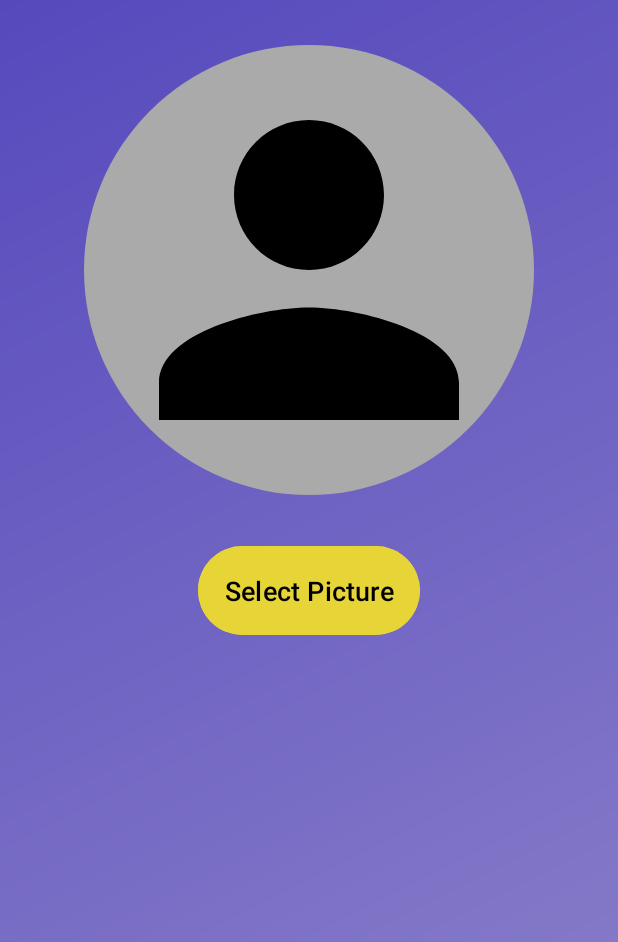
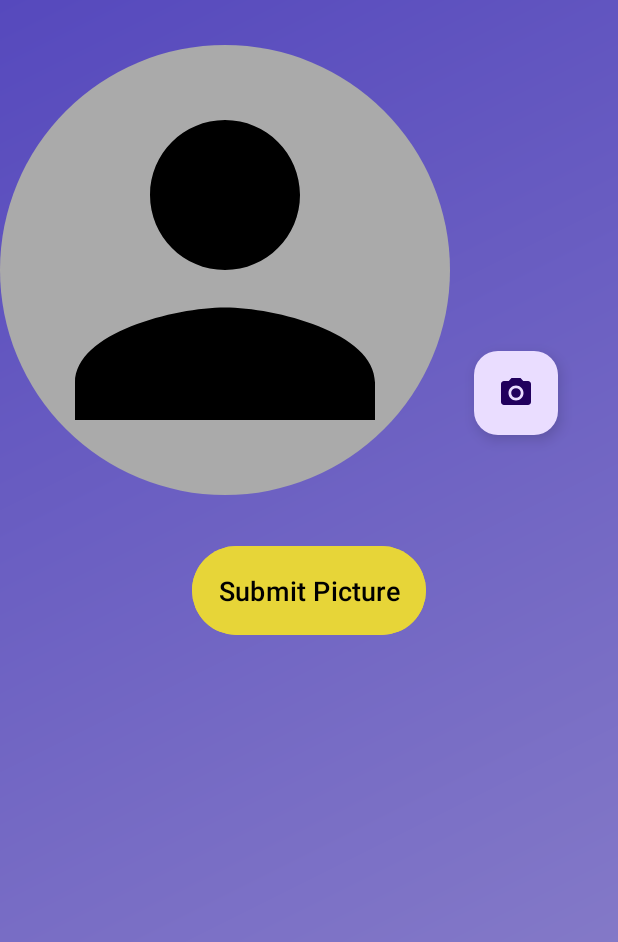
Before and after one commit to Zohaib-4/Android_Development, an Android app: the ActivityDP screen opened directly, with no data from a screen before it, on a phone screen of 412 x 824 dp. Shown: the top 942 px of the screen. Run offline under Robolectric (Android 15) with nearby library versions, the phone set to English and light mode, and no system bars.

Commit message:
Add camera icon and floating action button for profile picture selection. Updated "Select Picture" button to "Submit Picture" in the layout.

```diff
--- /dev/null
+++ b/CV_Builder/app/src/main/res/drawable/icon_camera.xml
@@ -0,0 +1,7 @@
+<vector xmlns:android="http://schemas.android.com/apk/res/android" android:height="24dp" android:tint="#000000" android:viewportHeight="24" android:viewportWidth="24" android:width="24dp">
+
+    <path android:fillColor="@android:color/white" android:pathData="M12,12m-3.2,0a3.2,3.2 0,1 1,6.4 0a3.2,3.2 0,1 1,-6.4 0"/>
+
+    <path android:fillColor="@android:color/white" android:pathData="M9,2L7.17,4L4,4c-1.1,0 -2,0.9 -2,2v12c0,1.1 0.9,2 2,2h16c1.1,0 2,-0.9 2,-2L22,6c0,-1.1 -0.9,-2 -2,-2h-3.17L15,2L9,2zM12,17c-2.76,0 -5,-2.24 -5,-5s2.24,-5 5,-5 5,2.24 5,5 -2.24,5 -5,5z"/>
+
+</vector>
--- a/CV_Builder/app/src/main/res/layout/activity_dp.xml
+++ b/CV_Builder/app/src/main/res/layout/activity_dp.xml
@@ -11,6 +11,11 @@
     tools:context=".ActivityDP">
 
     <!-- Circular ImageView for Profile Picture -->
+    <RelativeLayout
+        android:layout_width="match_parent"
+        android:layout_height="wrap_content"
+        android:gravity="center">
+
     <ImageView
         android:id="@+id/ivProfilePicture"
         android:layout_width="300dp"
@@ -21,6 +26,18 @@
         android:layout_marginBottom="30dp"
         android:layout_gravity="center"
         />
+
+        <com.google.android.material.floatingactionbutton.FloatingActionButton
+            android:layout_width="wrap_content"
+            android:layout_height="wrap_content"
+            android:layout_alignBottom="@id/ivProfilePicture"
+            android:layout_alignParentRight="true"
+            android:layout_margin="40dp"
+            android:src="@drawable/icon_camera"
+            android:id="@+id/fab_setProfilePic"
+            />
+
+    </RelativeLayout>
 
     <!-- Button to Select Image -->
     <Button
@@ -33,6 +50,6 @@
         android:padding="17dp"
         android:textColor="#000000"
         android:elevation="4dp"
-        android:text="Select Picture"/>
+        android:text="Submit Picture"/>
 
 </LinearLayout>
```
